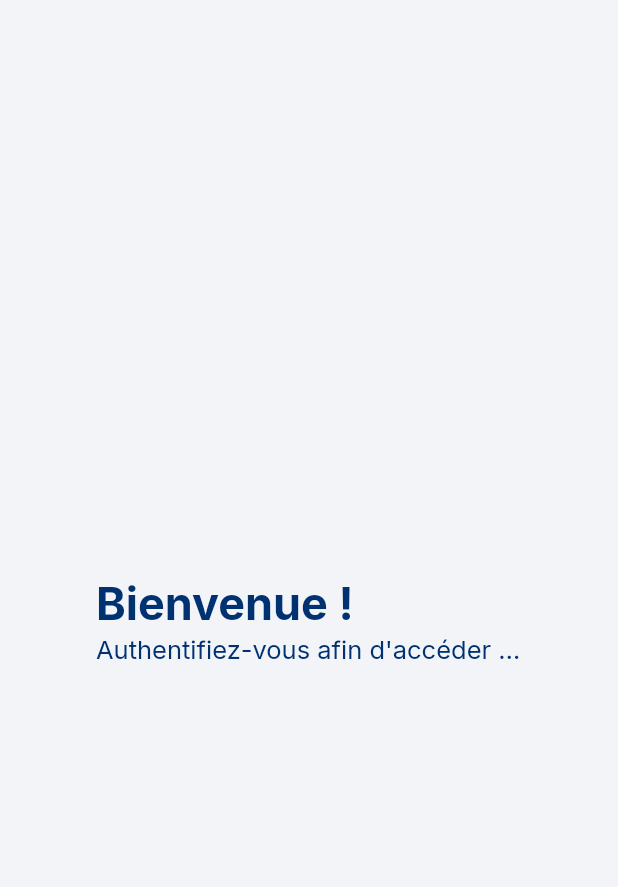
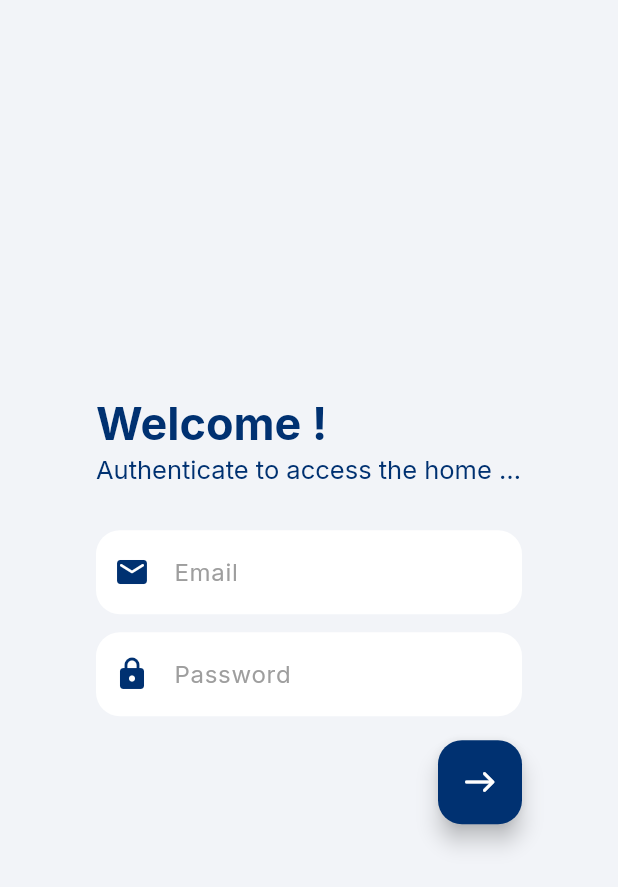
Before and after one commit to Ortega1709/pharmacie_flutter, a Flutter app: the screen it shows after launch, on a phone screen of 412 x 824 dp. Shown: the top 887 px of the screen. Run offline on Flutter 3.47's test engine with Material 2 defaults, Android fonts, the phone set to English and light mode, and no system bars; our stand-ins replace google_fonts; missing offline and left inert: firedart; generated files the repository leaves out were written again.

Commit message:
authentication_screen.dart

```diff
--- /dev/null
+++ b/lib/component/form_field_component.dart
@@ -0,0 +1,44 @@
+import 'package:flutter/material.dart';
+import 'package:google_fonts/google_fonts.dart';
+
+import '../style/color.dart';
+
+/// custom form field
+class CostumFormField extends StatelessWidget {
+
+  /// attributes
+  final String hintText;
+  final IconData? icon;
+  final TextInputType keyboardType;
+  final TextEditingController controller;
+
+  const CostumFormField({Key? key,
+    required this.hintText,
+    required this.icon,
+    required this.keyboardType,
+    required this.controller})
+      : super(key: key);
+
+  @override
+  Widget build(BuildContext context) {
+    return TextFormField(
+      controller: controller,
+      style: GoogleFonts.inter(color: AppColors.blue),
+      cursorColor: AppColors.blue,
+      keyboardType: keyboardType,
+      decoration: InputDecoration(
+        filled: true,
+        fillColor: AppColors.white,
+        prefixIcon: Icon(
+          icon!,
+          color: AppColors.blue,
+        ),
+        border: OutlineInputBorder(
+            borderRadius: BorderRadius.circular(16.0),
+            borderSide: BorderSide.none),
+        hintText: hintText,
+        hintStyle: GoogleFonts.inter(color: AppColors.grey),
+      ),
+    );
+  }
+}
--- a/lib/l10n/app_en.arb
+++ b/lib/l10n/app_en.arb
@@ -1,4 +1,6 @@
 {
     "bienvenue": "Welcome !",
-    "authentification":  "Authenticate to access the home interface"
+    "authentification":  "Authenticate to access the home interface",
+    "email": "Email",
+    "mdp": "Password"
 }
--- a/lib/l10n/app_fr.arb
+++ b/lib/l10n/app_fr.arb
@@ -1,4 +1,6 @@
 {
     "bienvenue": "Bienvenue !",
-    "authentification":  "Authentifiez-vous afin d'accéder à l'interface d'accueil"
+    "authentification":  "Authentifiez-vous afin d'accéder à l'interface d'accueil",
+    "email": "E-mail",
+    "mdp": "Mot de passe"
 }
--- a/lib/screen/authentication_screen.dart
+++ b/lib/screen/authentication_screen.dart
@@ -1,6 +1,10 @@
 import 'package:flutter/material.dart';
 import 'package:pharmacie/style/color.dart';
 import 'package:pharmacie/style/text.dart';
+import 'package:firedart/firedart.dart';
+import 'package:flutter_gen/gen_l10n/app_localizations.dart';
+
+import '../component/form_field_component.dart';
 
 /// authentication screen.
 class AuthenticationScreen extends StatefulWidget {
@@ -30,16 +34,99 @@ class _AuthenticationScreenState extends State<AuthenticationScreen> {
           backgroundColor: AppColors.background,
           title: Column(
             crossAxisAlignment: CrossAxisAlignment.stretch,
-            children: const [
-
+            children: [
               /// header of login
-              PrimaryText(text: "Bienvenue !", fontSize: 30),
+              PrimaryText(
+                  text: AppLocalizations.of(context)!.bienvenue, fontSize: 30),
               SecondaryText(
-                  text:  "Authentifiez-vous afin d'accéder à l'interface d'accueil",
+                  text: AppLocalizations.of(context)!.authentification,
                   fontSize: 17,
                   color: AppColors.blue),
+            ],
+          ),
+          /// body of login
+          content: SizedBox(
+            width: 400,
+            child: SingleChildScrollView(
+              child: Form(
+                key: formKey,
+                child: Column(
+                  crossAxisAlignment: CrossAxisAlignment.stretch,
+                  children: [
+                    const SizedBox(height: 12.0),
+                    CostumFormField(
+                      hintText: AppLocalizations.of(context)!.email,
+                      icon: Icons.email_rounded,
+                      keyboardType: TextInputType.emailAddress,
+                      controller: emailController,
+                    ),
+                    const SizedBox(height: 12.0),
+                    CostumFormField(
+                      hintText: AppLocalizations.of(context)!.mdp,
+                      icon: Icons.lock_rounded,
+                      keyboardType: TextInputType.visiblePassword,
+                      controller: passwordController,
+                    ),
+                    const SizedBox(height: 16.0),
+                    Row(
+                      mainAxisAlignment: MainAxisAlignment.end,
+                      children: [
+                        FloatingActionButton(
+                          onPressed: () async {
+                            if (isLoading) return;
+                            setState(() {
+                              isLoading = true;
+                            });
 
-            ],
+                            /*List<Document> documents =
+                            await UtilisateurRepository().get();
+
+                            final data = documents
+                                .map((e) => Utilisateur.fromJson(e.map))
+                                .toList();
+
+                            for (int i = 0; i < data.length; i++) {
+                              if (data[i].email == emailController.text.trim() &&
+                                  BCrypt.checkpw(passwordController.text.trim(),
+                                      data[i].mdp)) {
+                                emailController.clear();
+                                passwordController.clear();
+
+                                Navigator.of(context).push(MaterialPageRoute(
+                                    builder: (context) =>
+                                        MainScreen(utilisateur: data[i])));
+
+                                setState(() {
+                                  isLoading = false;
+                                });
+
+                                return;
+                              }
+                            }
+
+                            setState(() {
+                              isLoading = false;
+                            });*/
+
+                            //banner("Erreur d'authentification");
+                          },
+                          backgroundColor: AppColors.blue,
+                          child: isLoading
+                              ? const CircularProgressIndicator(
+                            color: Colors.white,
+                          )
+                              : const Icon(
+                            Icons.east_rounded,
+                            color: Colors.white,
+                          ),
+                        ),
+                      ],
+                    ),
+                    const SizedBox(height: 12.0),
+                  ],
+                ),
+              ),
+            ),
           ),
         ),
       ),
```
Also changed, not shown: lib/screen/main_screen.dart (added).
